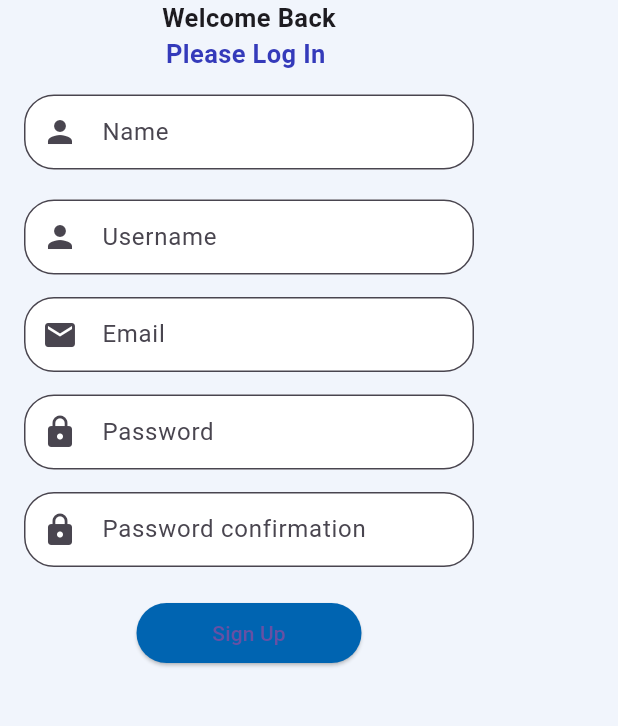
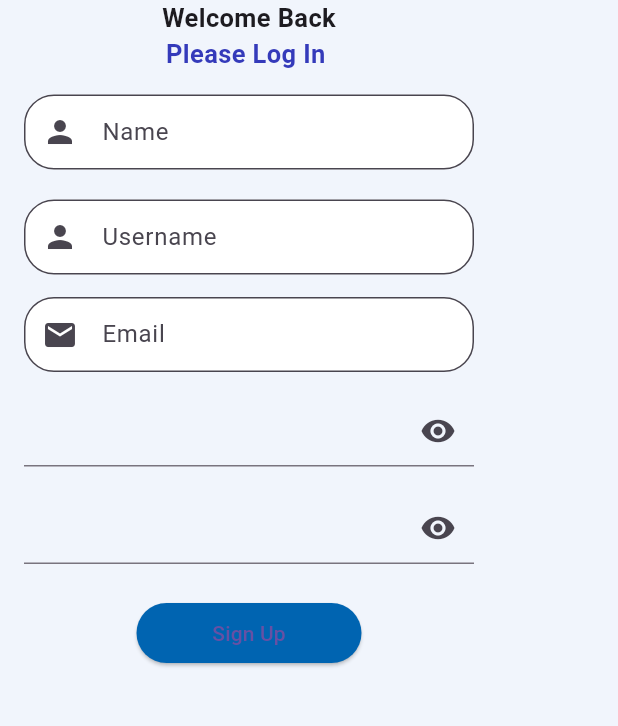
Before and after one commit to nadda1/grad_project, a Flutter app: the SignUpPage screen opened directly, on a phone screen of 412 x 824 dp, the part 408-1134 px from its top. Run offline on Flutter 3.47's test engine with Material 3 defaults, Android fonts, the phone set to English and light mode, and no system bars; our stand-ins replace shared_preferences; accounts and stored records are empty; network calls fail.

Commit message:
password visible

```diff
--- a/lib/Authentication.dart
+++ b/lib/Authentication.dart
@@ -12,6 +12,8 @@ class LoginForm extends StatefulWidget {
 }
 
 class _LoginFormState extends State<LoginForm> {
+  bool _isPasswordVisible = false;
+
   TextEditingController _emailController = TextEditingController();
   TextEditingController _passwordController = TextEditingController();
 @override
@@ -73,7 +75,7 @@ class _LoginFormState extends State<LoginForm> {
   height: 50.0,
   child: TextField(
     controller: _passwordController,
-                obscureText: true,
+    obscureText: !_isPasswordVisible, // Updated based on state variable
     decoration: InputDecoration(
       labelText: 'Password',
       filled: true,
@@ -83,6 +85,18 @@ class _LoginFormState extends State<LoginForm> {
         borderRadius: BorderRadius.circular(20.0),
       ),
       prefixIcon: Icon(Icons.lock),
+      suffixIcon: IconButton(
+        icon: Icon(
+          // Change the icon based on the state
+          _isPasswordVisible ? Icons.visibility_off : Icons.visibility,
+        ),
+        onPressed: () {
+          // Update the state to toggle password visibility
+          setState(() {
+            _isPasswordVisible = !_isPasswordVisible;
+          });
+        },
+      ),
     ),
   ),
 ),
@@ -168,6 +182,8 @@ class SignUpForm extends StatefulWidget {
 }
 
 class _SignUpFormState extends State<SignUpForm> {
+  bool _isPasswordVisible = false;
+bool _isConfirmPasswordVisible = false;
   TextEditingController _usernameController = TextEditingController();
   TextEditingController _passwordController = TextEditingController();
   TextEditingController _passwordConfirmationController = TextEditingController();
@@ -273,16 +289,19 @@ class _SignUpFormState extends State<SignUpForm> {
   height: 50.0,
   child: TextField(
     controller: _passwordController,
-                obscureText: true,
+    obscureText: !_isPasswordVisible, // Use the state variable here
     decoration: InputDecoration(
-                  labelText: 'Password',
-                  filled: true,
-                  fillColor: Colors.white,
-                  contentPadding: EdgeInsets.symmetric(horizontal: 12.0, vertical: 16.0),
-                  border: OutlineInputBorder(
-                    borderRadius: BorderRadius.circular(20.0),
+      // Your InputDecoration
+      suffixIcon: IconButton(
+        icon: Icon(
+          _isPasswordVisible ? Icons.visibility_off : Icons.visibility,
         ),
-                  prefixIcon: Icon(Icons.lock),
+        onPressed: () {
+          setState(() {
+            _isPasswordVisible = !_isPasswordVisible;
+          });
+        },
+      ),
     ),
   ),
 ),
@@ -292,16 +311,19 @@ class _SignUpFormState extends State<SignUpForm> {
   height: 50.0,
   child: TextField(
     controller: _passwordConfirmationController,
-                obscureText: true,
+    obscureText: !_isConfirmPasswordVisible, // Use the state variable here
     decoration: InputDecoration(
-                  labelText: 'Password confirmation',
-                  filled: true,
-                  fillColor: Colors.white,
-                  contentPadding: EdgeInsets.symmetric(horizontal: 12.0, vertical: 16.0),
-                  border: OutlineInputBorder(
-                    borderRadius: BorderRadius.circular(20.0),
+      // Your InputDecoration
+      suffixIcon: IconButton(
+        icon: Icon(
+          _isConfirmPasswordVisible ? Icons.visibility_off : Icons.visibility,
         ),
-                  prefixIcon: Icon(Icons.lock),
+        onPressed: () {
+          setState(() {
+            _isConfirmPasswordVisible = !_isConfirmPasswordVisible;
+          });
+        },
+      ),
     ),
   ),
 ),
```
Lines whose indentation alone changed are shown as unchanged.
